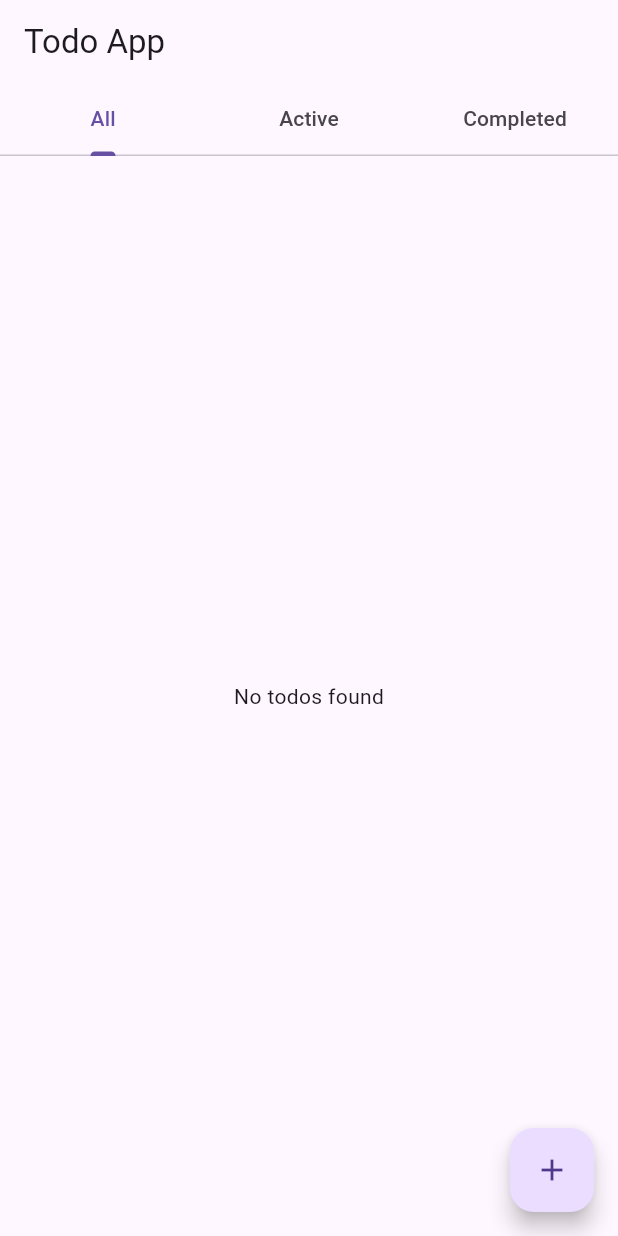
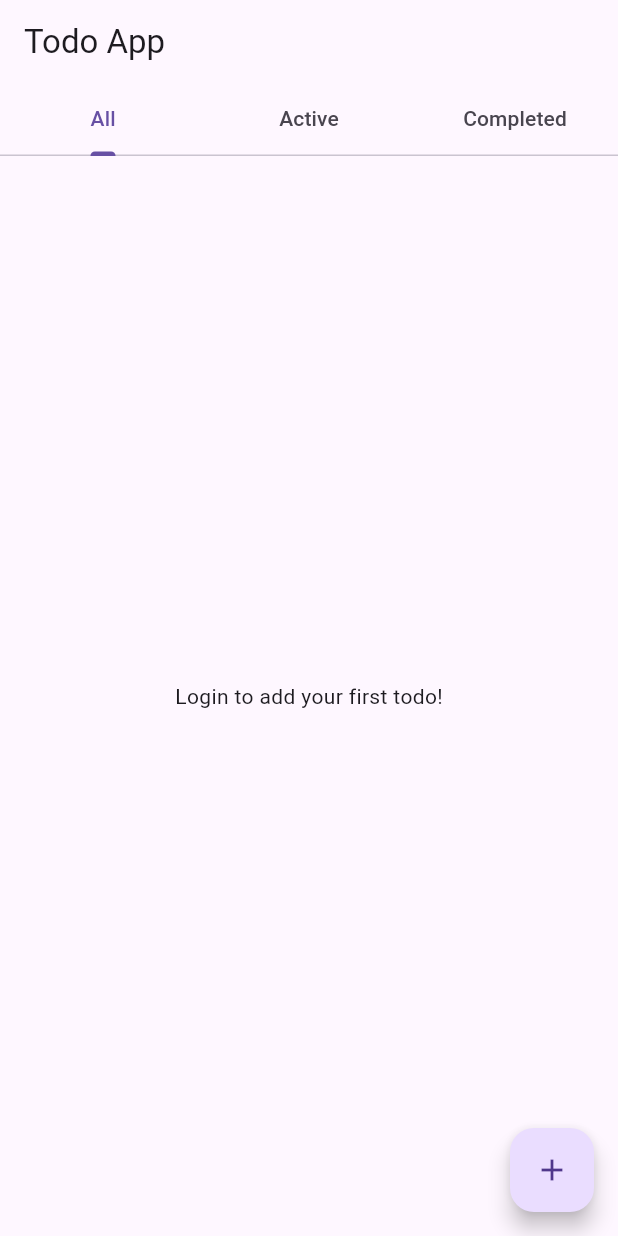
Before and after one commit to nyelnizy/graphite, a Flutter app: the screen it shows after launch, on a phone screen of 412 x 824 dp. Run offline on Flutter 3.47's test engine with Material 3 defaults, Android fonts, the phone set to English and light mode, and no system bars.

```diff
--- a/lib/todos/todo_list_view.dart
+++ b/lib/todos/todo_list_view.dart
@@ -12,7 +12,7 @@ class TodoListView extends StatelessWidget {
   Widget build(BuildContext context) {
     if (todos.isEmpty) {
       return const Center(
-        child: Text('No todos found'),
+        child: Text('Login to add your first todo!'),
       );
     }
 
```
